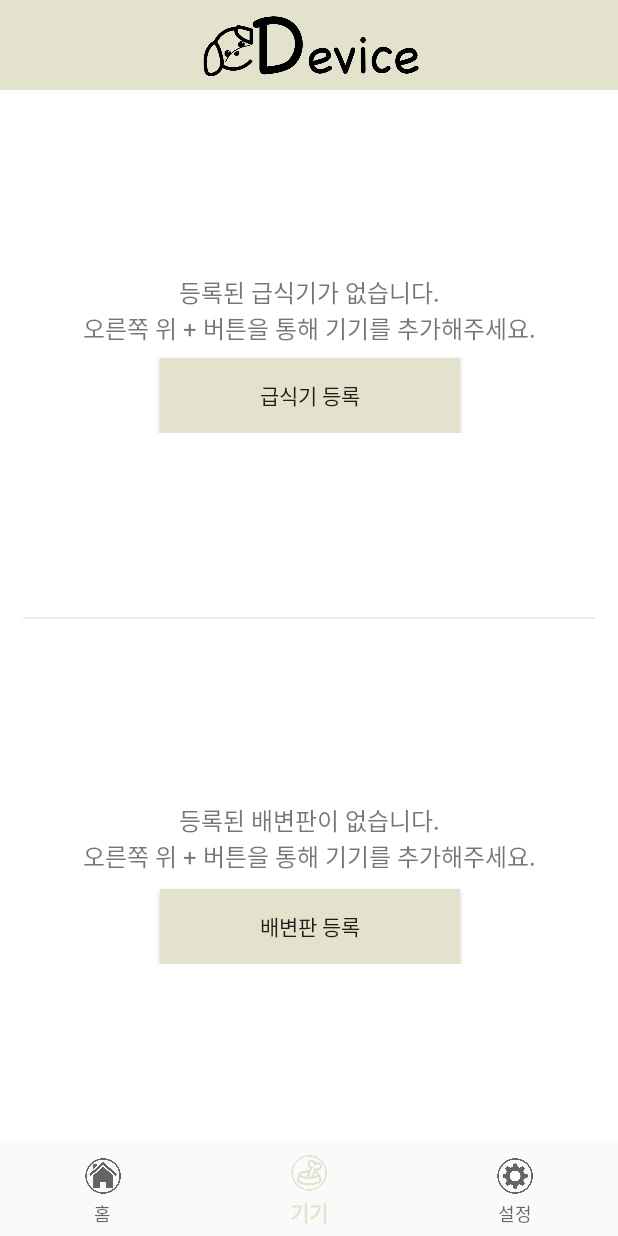
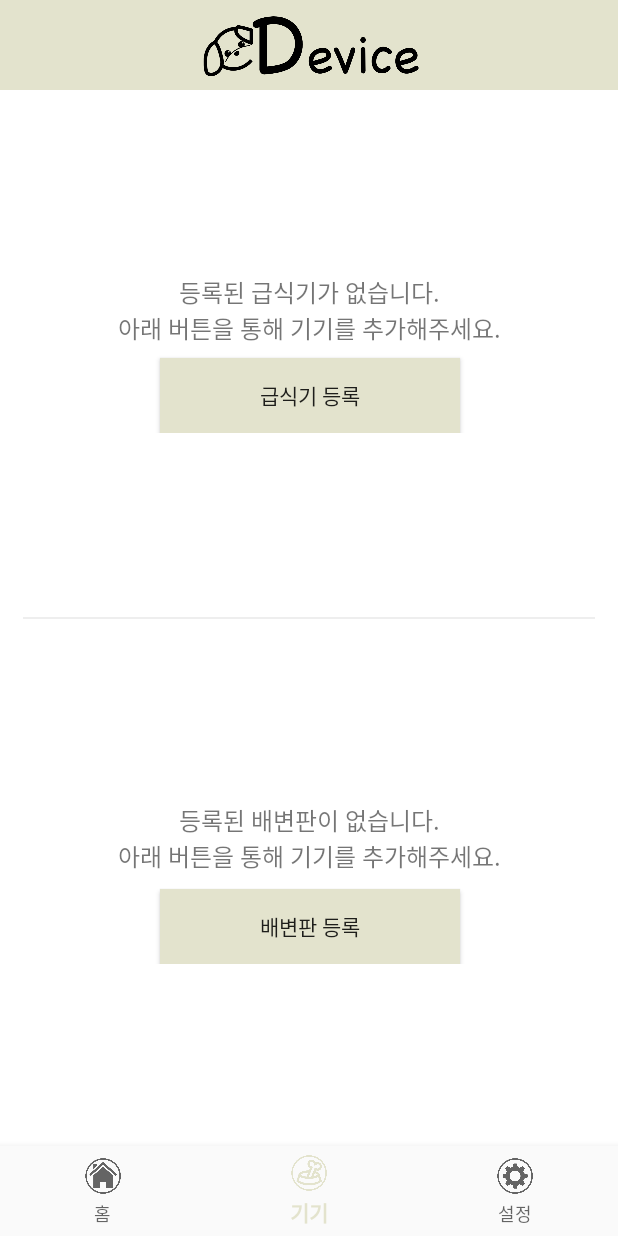
Before and after one commit to teampk/petcomm, an Android app: the FragmentHome screen opened directly, with no data from a screen before it, item 2 of the bottom bar chosen, on a phone screen of 412 x 824 dp. Run offline under Robolectric (Android 15) with nearby library versions, the phone set to English and light mode, and no system bars; our stand-ins replace data binding.

Commit message:
layout 수정

```diff
--- a/PetComm/app/src/main/AndroidManifest.xml
+++ b/PetComm/app/src/main/AndroidManifest.xml
@@ -10,9 +10,9 @@
 
     <application
         android:allowBackup="true"
-        android:icon="@mipmap/ic_pc"
+        android:icon="@mipmap/ic_petcomm"
         android:label="@string/app_name"
-        android:roundIcon="@mipmap/ic_pc"
+        android:roundIcon="@mipmap/ic_petcomm"
         android:supportsRtl="true"
         android:theme="@style/AppTheme">
 
--- a/PetComm/app/src/main/java/com/example/petcomm/FragmentDevice.java
+++ b/PetComm/app/src/main/java/com/example/petcomm/FragmentDevice.java
@@ -28,8 +28,6 @@ public class FragmentDevice extends Fragment {
         setExistDevice();
 
 
-
-
         return mView;
     }
 
@@ -51,14 +49,32 @@ public class FragmentDevice extends Fragment {
     }
 
     public void addFeederListener(View view){
-        // existFeeder = true;
+        existFeeder = true;
+        setExistDevice();
+        // startActivity(new Intent(getContext(), AddDeviceActivity.class));
+    }
+
+    public void addToiletListener(View view){
+        // existToilet = true;
         // setExistDevice();
         startActivity(new Intent(getContext(), AddDeviceActivity.class));
     }
 
-    public void addToiletListener(View view){
-        existToilet = true;
-        setExistDevice();
+    public void feederFeedListener(View view){
+        Toast.makeText(getContext(), "feeder", Toast.LENGTH_SHORT).show();
+
+    }
+
+    public void feederFeedAutoListener(View view){
+        Toast.makeText(getContext(), "auto feed", Toast.LENGTH_SHORT).show();
+    }
+
+    public void feederCameraListener(View view){
+        Toast.makeText(getContext(), "camera", Toast.LENGTH_SHORT).show();
+    }
+
+    public void settingToiletListener(View view){
+        Toast.makeText(getContext(), "toilet", Toast.LENGTH_SHORT).show();
 
     }
 
--- /dev/null
+++ b/PetComm/app/src/main/res/drawable/ic_dehaze_black_24dp.xml
@@ -0,0 +1,9 @@
+<vector xmlns:android="http://schemas.android.com/apk/res/android"
+        android:width="24dp"
+        android:height="24dp"
+        android:viewportWidth="24.0"
+        android:viewportHeight="24.0">
+    <path
+        android:fillColor="#FF000000"
+        android:pathData="M2,15.5v2h20v-2L2,15.5zM2,10.5v2h20v-2L2,10.5zM2,5.5v2h20v-2L2,5.5z"/>
+</vector>
--- a/PetComm/app/src/main/res/layout/fragment_device.xml
+++ b/PetComm/app/src/main/res/layout/fragment_device.xml
@@ -52,10 +52,12 @@
 
             <!-- 급식기 없을 때 -->
             <android.support.constraint.ConstraintLayout
+                android:visibility="gone"
                 android:id="@+id/cl_empty_feeder"
                 android:layout_width="match_parent"
                 android:layout_height="0dp"
-                android:layout_weight="1">
+                android:layout_weight="1"
+                >
 
                 <android.support.constraint.ConstraintLayout
                     android:layout_width="wrap_content"
@@ -103,30 +105,119 @@
             </android.support.constraint.ConstraintLayout>
 
             <!-- 급식기 있을 때 -->
-            <android.support.constraint.ConstraintLayout
+            <LinearLayout
+                android:paddingTop="20dp"
+                android:paddingBottom="20dp"
                 android:id="@+id/cl_exist_feeder"
                 android:layout_width="match_parent"
                 android:layout_height="0dp"
                 android:layout_weight="1"
+                android:orientation="horizontal"
+                >
+
+                <ImageView
+                    android:id="@+id/img_feeder"
+                    android:layout_width="0dp"
+                    android:layout_height="match_parent"
+                    android:layout_weight="2"
+                    app:srcCompat="@drawable/img_feeder"
+
+
+                    />
+
+                <LinearLayout
+                    android:layout_width="0dp"
+                    android:layout_height="match_parent"
+                    android:layout_weight="4"
                     android:orientation="vertical"
-                android:visibility="gone">
+                    android:paddingStart="10dp"
+                    android:paddingEnd="10dp"
+
+                    >
+
+                    <LinearLayout
+                        android:layout_width="match_parent"
+                        android:layout_height="30dp"
+                        android:orientation="horizontal">
 
                         <TextView
-                    android:id="@+id/tv_exist_feeder"
-                    android:layout_width="wrap_content"
-                    android:layout_height="wrap_content"
-                    android:gravity="center"
+                            android:layout_width="0dp"
+                            android:layout_weight="1"
+                            android:layout_height="30dp"
+                            android:text="@string/tv_feeder_example"
+                            android:textColor="@color/colorBlack"
+                            android:textSize="20sp"/>
 
-                    android:text="@string/tv_exist_feeder"
-                    android:textSize="@dimen/text_size"
+                        <Button
+                            android:layout_width="30dp"
+                            android:layout_height="30dp"
+                            android:background="@drawable/ic_dehaze_black_24dp"
+                            />
 
+
+                    </LinearLayout>
+
+
+
+
+                    <android.support.constraint.ConstraintLayout
+                        android:layout_width="match_parent"
+                        android:layout_height="match_parent">
+
+                        <Button
+                            android:id="@+id/bt_func_feeder_feed"
+                            android:layout_width="200dp"
+                            android:layout_height="30dp"
+                            android:text="@string/bt_func_feeder_feed"
+                            android:background="@color/colorPrimary"
+                            android:onClick="@{fragmentDevice::feederFeedListener}"
+
+                            app:layout_constraintTop_toTopOf="parent"
+                            app:layout_constraintStart_toStartOf="parent"
+                            app:layout_constraintBottom_toTopOf="@+id/bt_func_feeder_auto_feed"
+
+                            />
+
+                        <Button
+                            android:id="@+id/bt_func_feeder_auto_feed"
+                            android:layout_width="200dp"
+                            android:layout_height="30dp"
+                            android:text="@string/bt_func_feeder_auto_feed"
+                            android:background="@color/colorPrimary"
+                            android:onClick="@{fragmentDevice::feederFeedAutoListener}"
+
+                            app:layout_constraintTop_toBottomOf="@+id/bt_func_feeder_feed"
+                            app:layout_constraintStart_toStartOf="parent"
+                            app:layout_constraintBottom_toTopOf="@+id/bt_func_feeder_camera"
+
+                            />
+
+                        <Button
+                            android:id="@+id/bt_func_feeder_camera"
+                            android:layout_width="200dp"
+                            android:layout_height="30dp"
+                            android:text="@string/bt_func_feeder_camera"
+                            android:background="@color/colorPrimary"
+                            android:onClick="@{fragmentDevice::feederCameraListener}"
+
+                            app:layout_constraintTop_toBottomOf="@+id/bt_func_feeder_auto_feed"
+                            app:layout_constraintStart_toStartOf="parent"
                             app:layout_constraintBottom_toBottomOf="parent"
-                    app:layout_constraintLeft_toLeftOf="parent"
-                    app:layout_constraintRight_toRightOf="parent"
-                    app:layout_constraintTop_toTopOf="parent" />
+
+                            />
 
 
                     </android.support.constraint.ConstraintLayout>
+
+
+
+
+                </LinearLayout>
+
+
+
+
+            </LinearLayout>
 
             <!-- Divider -->
             <ImageView
@@ -146,7 +237,9 @@
                 android:id="@+id/cl_empty_toilet"
                 android:layout_width="match_parent"
                 android:layout_height="0dp"
-                android:layout_weight="1">
+                android:layout_weight="1"
+
+                >
 
                 <android.support.constraint.ConstraintLayout
                     android:layout_width="wrap_content"
@@ -195,25 +288,45 @@
 
             <!-- 배변판 있을 때 -->
             <android.support.constraint.ConstraintLayout
+                android:visibility="gone"
+
                 android:id="@+id/cl_exist_toilet"
                 android:layout_width="match_parent"
                 android:layout_height="0dp"
                 android:layout_weight="1"
-                android:visibility="gone">
+                >
 
-                <TextView
-                    android:id="@+id/tv_exist_toilet"
-                    android:layout_width="wrap_content"
+                <ImageView
+                    android:id="@+id/img_toilet"
+                    android:layout_width="match_parent"
+                    android:layout_height="120dp"
+
+                    app:layout_constraintBottom_toTopOf="@+id/bt_setting_toilet"
+                    app:layout_constraintLeft_toLeftOf="parent"
+                    app:layout_constraintRight_toRightOf="parent"
+                    app:layout_constraintTop_toTopOf="parent"
+
+                    app:srcCompat="@drawable/img_toilet"
+
+
+                    />
+
+                <Button
+                    android:id="@+id/bt_setting_toilet"
+                    android:layout_width="200dp"
                     android:layout_height="wrap_content"
-                    android:gravity="center"
+                    android:text="@string/bt_setting_feeder"
+                    android:background="@color/colorPrimary"
 
-                    android:text="@string/tv_exist_toilet"
-                    android:textSize="@dimen/text_size"
 
                     app:layout_constraintBottom_toBottomOf="parent"
                     app:layout_constraintLeft_toLeftOf="parent"
                     app:layout_constraintRight_toRightOf="parent"
-                    app:layout_constraintTop_toTopOf="parent" />
+                    app:layout_constraintTop_toBottomOf="@+id/img_toilet"
+                    android:onClick="@{fragmentDevice::settingToiletListener}"
+
+
+                    />
 
             </android.support.constraint.ConstraintLayout>
 
--- a/PetComm/app/src/main/res/layout/fragment_home.xml
+++ b/PetComm/app/src/main/res/layout/fragment_home.xml
@@ -408,6 +408,7 @@
 
                     <!-- 사용자 추천 서비스 -->
                     <LinearLayout
+                        android:layout_marginTop="10dp"
                         android:layout_width="match_parent"
                         android:layout_height="wrap_content"
                         android:orientation="horizontal"
--- a/PetComm/app/src/main/res/values/strings.xml
+++ b/PetComm/app/src/main/res/values/strings.xml
@@ -4,14 +4,12 @@
     <string name="nav_device">기기</string>
     <string name="nav_setting">설정</string>
 
-
-
     <string name="et_email">메일주소</string>
     <string name="et_name">이름</string>
     <string name="et_pw">비밀번호</string>
     <string name="et_pw2">비밀번호 재 입력</string>
 
-
+    <!-- BUTTON -->
     <string name="bt_sign_in">로그인</string>
     <string name="bt_find_pw">비밀번호 찾기</string>
     <string name="bt_sign_up">회원가입</string>
@@ -20,6 +18,21 @@
     <string name="bt_register_device">기기 등록</string>
     <string name="bt_register_feeder">급식기 등록</string>
     <string name="bt_register_toilet">배변판 등록</string>
+
+    <!-- 급식기 버튼 -->
+    <string name="bt_setting_feeder">급식기 설정</string>
+    <string name="tv_feeder_example">PC_F_UFWR4</string>
+    <string name="bt_func_feeder_feed">수동 배식</string>
+    <string name="bt_func_feeder_auto_feed">자동 배식 설정</string>
+    <string name="bt_func_feeder_camera">카메라 확인</string>
+
+
+
+    <!-- 배변판 버튼-->
+    <string name="bt_setting_toilet">배변판 설정</string>
+
+
+
     <string name="bt_delete_data_all">모든 데이터 삭제하기</string>
 
 
@@ -72,8 +85,8 @@
     <string name="tv_petcomm_said_empty">등록된 기기가 없습니다.\n아래 기기 추가 번튼을 통해 주 기기를 등록해주세요.</string>
     <string name="tv_petcomm_said_example">초코는 3일간 규칙적인 식습관을 유지하고 있습니다.\n다만 체중이 지난 일주일간 증가하고 있어\n간식을 줄여주시는 것이 좋을 것 같습니다!</string>
 
-    <string name="tv_empty_feeder">등록된 급식기가 없습니다.\n오른쪽 위 + 버튼을 통해 기기를 추가해주세요.</string>
-    <string name="tv_empty_toilet">등록된 배변판이 없습니다.\n오른쪽 위 + 버튼을 통해 기기를 추가해주세요.</string>
+    <string name="tv_empty_feeder">등록된 급식기가 없습니다.\n아래 버튼을 통해 기기를 추가해주세요.</string>
+    <string name="tv_empty_toilet">등록된 배변판이 없습니다.\n아래 버튼을 통해 기기를 추가해주세요.</string>
     <string name="tv_exist_feeder">자동 급식기 FWEIJF234</string>
     <string name="tv_exist_toilet">배변판 EOIJF2313</string>
 
--- a/PetComm/build.gradle
+++ b/PetComm/build.gradle
@@ -7,7 +7,7 @@ buildscript {
 
     }
     dependencies {
-        classpath 'com.android.tools.build:gradle:3.4.0'
+        classpath 'com.android.tools.build:gradle:3.4.1'
 
         // NOTE: Do not place your application dependencies here; they belong
         // in the individual module build.gradle files
```
Also changed, not shown: PetComm/app/src/main/res/drawable/img_feeder.png (added), PetComm/app/src/main/res/drawable/img_toilet.png (added). Lines whose indentation alone changed are shown as unchanged.
